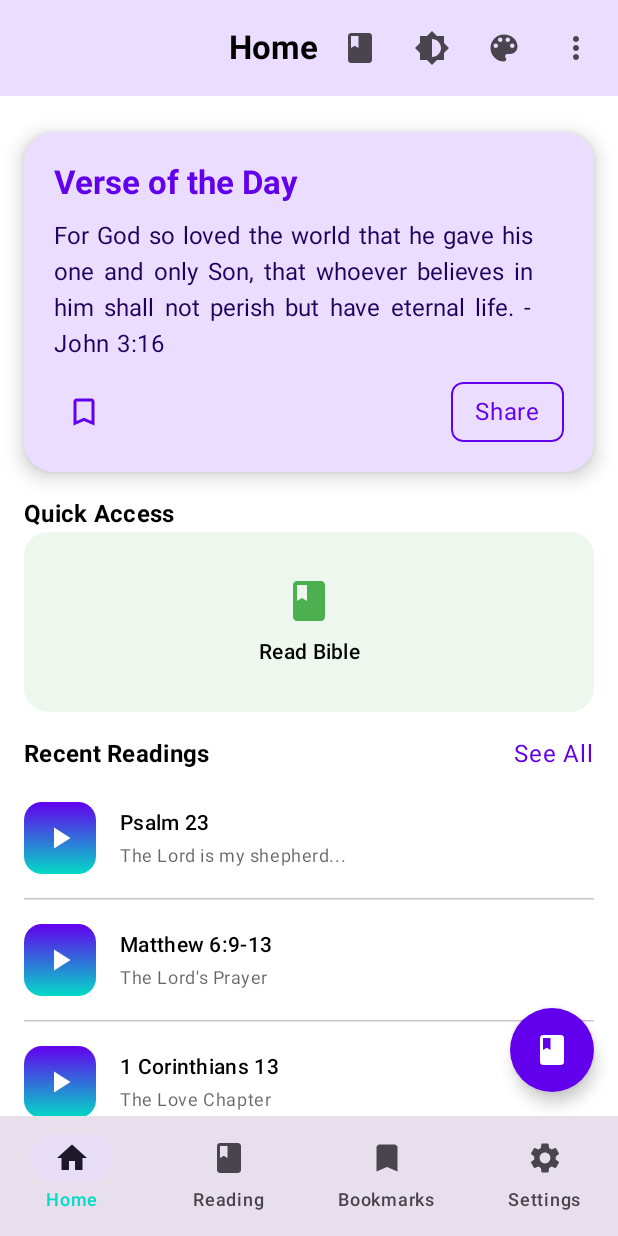
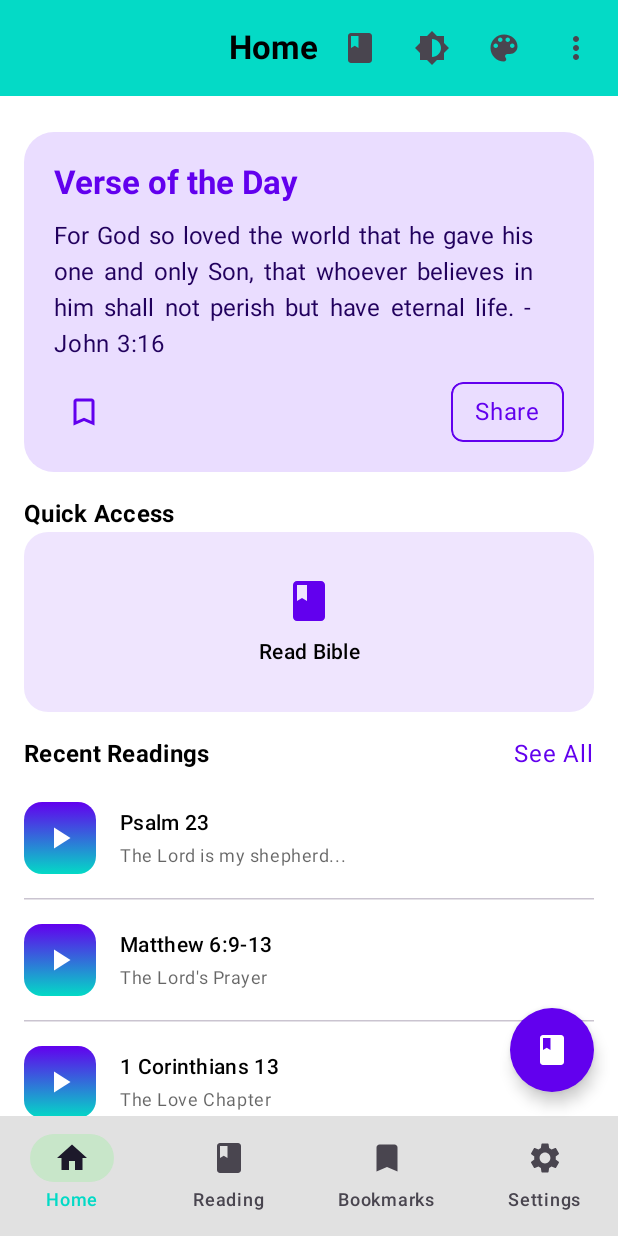
Before and after one commit to HerbertSegismar/FohBible, an Android app built with Jetpack Compose: the screen it shows after launch (MainActivity), on a phone screen of 412 x 824 dp. Run offline under Robolectric (Android 15) with nearby library versions, the phone set to English and light mode, and no system bars; Roboto replaces fonts that are not available here.

Commit message:
Add theme

```diff
--- a/app/src/main/java/com/example/fohbible/ColorWheel.kt
+++ b/app/src/main/java/com/example/fohbible/ColorWheel.kt
@@ -87,7 +87,7 @@ import android.graphics.Color as AndroidColor
 fun ColorWheelDialog(
     onDismissRequest: () -> Unit,
     onColorSelected: (Color) -> Unit,
-    initialColor: Color = Color.White
+    initialColor: Color = ThemeManager.primaryColor
 ) {
     // State for color selection
     var selectedColor by remember { mutableStateOf(initialColor) }
--- a/app/src/main/java/com/example/fohbible/MainActivity.kt
+++ b/app/src/main/java/com/example/fohbible/MainActivity.kt
@@ -55,6 +55,8 @@ import androidx.compose.material3.Surface
 import androidx.compose.material3.Text
 import androidx.compose.material3.TopAppBarDefaults
 import androidx.compose.runtime.Composable
+import androidx.compose.runtime.CompositionLocalProvider
+import androidx.compose.runtime.LaunchedEffect
 import androidx.compose.runtime.getValue
 import androidx.compose.runtime.mutableStateOf
 import androidx.compose.runtime.remember
@@ -88,8 +90,25 @@ class MainActivity : ComponentActivity() {
 fun FohBibleApp() {
     var darkTheme by remember { mutableStateOf(false) }
     var selectedColor by remember { mutableStateOf<Color?>(null) }
+    var isCustomColor by remember { mutableStateOf(false) }
     var currentScreen by remember { mutableStateOf<Screen>(Screen.Home) }
 
+    LaunchedEffect(selectedColor, darkTheme) {
+        selectedColor?.let {
+            ThemeManager.primaryColor = it
+            ThemeManager.darkTheme = darkTheme
+            ThemeManager.isCustomColor = true
+            isCustomColor = true
+        }
+    }
+
+    val themeState = AppThemeState(
+        darkTheme = darkTheme,
+        primaryColor = selectedColor ?: Color(0xFF6200EE),
+        isCustomColor = isCustomColor
+    )
+
+    CompositionLocalProvider(LocalAppTheme provides themeState) {
         FohBibleTheme(darkTheme = darkTheme) {
             var showNavigationModal by remember { mutableStateOf(false) }
             var showColorThemeDialog by remember { mutableStateOf(false) }
@@ -158,7 +177,7 @@ fun FohBibleApp() {
                                 onDismiss = { showColorThemeDialog = false },
                                 onColorSelected = { color ->
                                     selectedColor = color
-                                // TODO: Apply the selected color theme to your app
+                                    isCustomColor = true
                                 },
                                 onCustomColorClick = {
                                     showColorThemeDialog = false
@@ -174,12 +193,12 @@ fun FohBibleApp() {
                             onDismissRequest = { showColorWheelDialog = false },
                             onColorSelected = { color ->
                                 selectedColor = color
+                                isCustomColor = true
                                 showColorWheelDialog = false
-                            // TODO: Apply the custom color to your app
-                            // You might want to save this to SharedPreferences or ViewModel
                             },
-                        initialColor = selectedColor ?: Color.White
+                            initialColor = selectedColor ?: ThemeManager.primaryColor
                         )
+                    }
                 }
             }
         }
@@ -205,8 +224,7 @@ fun UpdatedColorThemeDialog(
         modifier = Modifier
             .fillMaxWidth()
             .height(450.dp),
-        shape = RoundedCornerShape(16.dp),
-        elevation = CardDefaults.cardElevation(defaultElevation = 8.dp)
+        shape = RoundedCornerShape(16.dp)
     ) {
         Column(
             modifier = Modifier
@@ -367,12 +385,12 @@ fun HomeAppBar(
             ) {
                 Text(
                     text = "Home",
-                    fontWeight = FontWeight.Bold
+                    fontWeight = FontWeight.Bold,
                 )
             }
         },
         colors = TopAppBarDefaults.centerAlignedTopAppBarColors(
-            containerColor = MaterialTheme.colorScheme.primaryContainer
+            containerColor = MaterialTheme.colorScheme.secondary
         ),
         modifier = modifier,
         actions = {
@@ -439,8 +457,7 @@ fun BibleNavigationDialog(
         modifier = Modifier
             .fillMaxWidth()
             .height(500.dp),
-        shape = RoundedCornerShape(16.dp),
-        elevation = CardDefaults.cardElevation(defaultElevation = 8.dp)
+        shape = RoundedCornerShape(16.dp)
     ) {
         Column(
             modifier = Modifier
@@ -618,10 +635,10 @@ fun HomeScreen(
         RecentReading("1 Corinthians 13", "The Love Chapter")
     )
     val quickActions = listOf(
-        QuickAction("Read Bible", Icons.Filled.Book, Color(0xFF4CAF50)),
-        QuickAction("Audio Bible", Icons.AutoMirrored.Filled.VolumeUp, Color(0xFF2196F3)),
-        QuickAction("Reading Plan", Icons.Filled.History, Color(0xFF9C27B0)),
-        QuickAction("Bookmarks", Icons.Filled.Bookmark, Color(0xFFFF9800))
+        QuickAction("Read Bible", Icons.Filled.Book, color = MaterialTheme.colorScheme.primary),
+        QuickAction("Audio Bible", Icons.AutoMirrored.Filled.VolumeUp, color = MaterialTheme.colorScheme.primary),
+        QuickAction("Reading Plan", Icons.Filled.History, color = MaterialTheme.colorScheme.primary),
+        QuickAction("Bookmarks", Icons.Filled.Bookmark, color = MaterialTheme.colorScheme.primary)
     )
 
     LazyColumn(
@@ -665,8 +682,7 @@ fun DailyVerseCard(verse: String) {
         shape = RoundedCornerShape(20.dp),
         colors = CardDefaults.cardColors(
             containerColor = MaterialTheme.colorScheme.primaryContainer
-        ),
-        elevation = CardDefaults.cardElevation(defaultElevation = 8.dp)
+        )
     ) {
         Column(
             modifier = Modifier
--- a/app/src/main/java/com/example/fohbible/ui/theme/Color.kt
+++ /dev/null
@@ -1,31 +0,0 @@
-package com.example.fohbible.ui.theme
-
-import androidx.compose.ui.graphics.Color
-
-val Purple80 = Color(0xFFD0BCFF)
-val PurpleGrey80 = Color(0xFFCCC2DC)
-val Pink80 = Color(0xFFEFB8C8)
-
-val Purple40 = Color(0xFF6650a4)
-val PurpleGrey40 = Color(0xFF625b71)
-val Pink40 = Color(0xFF7D5260)
-
-// Light Theme Colors
-val LightPrimary = Color(0xFF6200EE)
-val LightOnPrimary = Color.White
-val LightSecondary = Color(0xFF03DAC6)
-val LightOnSecondary = Color.Black
-val LightBackground = Color.White
-val LightOnBackground = Color.Black
-val LightSurface = Color.White
-val LightOnSurface = Color.Black
-
-// Dark Theme Colors
-val DarkPrimary = Color(0xFFBB86FC)
-val DarkOnPrimary = Color.Black
-val DarkSecondary = Color(0xFF03DAC6)
-val DarkOnSecondary = Color.Black
-val DarkBackground = Color(0xFF121212)
-val DarkOnBackground = Color.White
-val DarkSurface = Color(0xFF121212)
-val DarkOnSurface = Color.White
--- a/app/src/main/java/com/example/fohbible/ui/theme/Theme.kt
+++ b/app/src/main/java/com/example/fohbible/ui/theme/Theme.kt
@@ -1,3 +1,4 @@
+// Theme.kt (updated)
 package com.example.fohbible.ui.theme
 
 import androidx.compose.foundation.isSystemInDarkTheme
@@ -5,27 +6,40 @@ import androidx.compose.material3.MaterialTheme
 import androidx.compose.material3.darkColorScheme
 import androidx.compose.material3.lightColorScheme
 import androidx.compose.runtime.Composable
+import androidx.compose.ui.graphics.Color
+import com.example.fohbible.LocalAppTheme
+import com.example.fohbible.ThemeManager
 
-private val DarkColorScheme = darkColorScheme(
-    primary = DarkPrimary,
-    onPrimary = DarkOnPrimary,
-    secondary = DarkSecondary,
-    onSecondary = DarkOnSecondary,
-    background = DarkBackground,
-    onBackground = DarkOnBackground,
-    surface = DarkSurface,
-    onSurface = DarkOnSurface
+// Define default light color scheme
+private val LightColorScheme = lightColorScheme(
+    primary = Color(0xFF6200EE),
+    secondary = Color(0xFF03DAC6),
+    tertiary = Color(0xFF3700B3),
+    background = Color(0xFFFFFFFF),
+    surface = Color(0xFFFFFFFF),
+    surfaceVariant = Color(0xFFE1E1E1),
+    onPrimary = Color.White,
+    onSecondary = Color.Black,
+    onBackground = Color.Black,
+    onSurface = Color.Black,
+    primaryContainer = Color(0xFFEADDFF),
+    secondaryContainer = Color(0xFFC8E6C9)
 )
 
-private val LightColorScheme = lightColorScheme(
-    primary = LightPrimary,
-    onPrimary = LightOnPrimary,
-    secondary = LightSecondary,
-    onSecondary = LightOnSecondary,
-    background = LightBackground,
-    onBackground = LightOnBackground,
-    surface = LightSurface,
-    onSurface = LightOnSurface
+// Define default dark color scheme
+private val DarkColorScheme = darkColorScheme(
+    primary = Color(0xFFBB86FC),
+    secondary = Color(0xFF03DAC6),
+    tertiary = Color(0xFF3700B3),
+    background = Color(0xFF121212),
+    surface = Color(0xFF121212),
+    surfaceVariant = Color(0xFF2D2D2D),
+    onPrimary = Color.Black,
+    onSecondary = Color.Black,
+    onBackground = Color.White,
+    onSurface = Color.White,
+    primaryContainer = Color(0xFF4F378B),
+    secondaryContainer = Color(0xFF1B5E20)
 )
 
 @Composable
@@ -33,10 +47,47 @@ fun FohBibleTheme(
     darkTheme: Boolean = isSystemInDarkTheme(),
     content: @Composable () -> Unit
 ) {
-    val colorScheme = if (darkTheme) {
-        DarkColorScheme
+    val themeState = LocalAppTheme.current
+    val colorScheme = if (themeState.isCustomColor) {
+        // Use custom color scheme
+        val appColorScheme = ThemeManager.generateColorScheme(themeState.primaryColor, darkTheme)
+
+        if (darkTheme) {
+            darkColorScheme(
+                primary = appColorScheme.primary,
+                onPrimary = appColorScheme.onPrimary,
+                secondary = appColorScheme.secondary,
+                onSecondary = appColorScheme.onSecondary,
+                tertiary = appColorScheme.tertiary,
+                onTertiary = appColorScheme.onTertiary,
+                background = appColorScheme.background,
+                onBackground = appColorScheme.onBackground,
+                surface = appColorScheme.surface,
+                onSurface = appColorScheme.onSurface,
+                surfaceVariant = appColorScheme.surfaceVariant,
+                primaryContainer = appColorScheme.primaryContainer,
+                secondaryContainer = appColorScheme.secondaryContainer
+            )
+        } else {
+            lightColorScheme(
+                primary = appColorScheme.primary,
+                onPrimary = appColorScheme.onPrimary,
+                secondary = appColorScheme.secondary,
+                onSecondary = appColorScheme.onSecondary,
+                tertiary = appColorScheme.tertiary,
+                onTertiary = appColorScheme.onTertiary,
+                background = appColorScheme.background,
+                onBackground = appColorScheme.onBackground,
+                surface = appColorScheme.surface,
+                onSurface = appColorScheme.onSurface,
+                surfaceVariant = appColorScheme.surfaceVariant,
+                primaryContainer = appColorScheme.primaryContainer,
+                secondaryContainer = appColorScheme.secondaryContainer
+            )
+        }
     } else {
-        LightColorScheme
+        // Use default theme
+        if (darkTheme) DarkColorScheme else LightColorScheme
     }
 
     MaterialTheme(
--- a/app/src/main/java/com/example/fohbible/ui/theme/Type.kt
+++ b/app/src/main/java/com/example/fohbible/ui/theme/Type.kt
@@ -6,7 +6,6 @@ import androidx.compose.ui.text.font.FontFamily
 import androidx.compose.ui.text.font.FontWeight
 import androidx.compose.ui.unit.sp
 
-// Set of Material typography styles to start with
 val Typography = Typography(
     bodyLarge = TextStyle(
         fontFamily = FontFamily.Default,
@@ -15,20 +14,4 @@ val Typography = Typography(
         lineHeight = 24.sp,
         letterSpacing = 0.5.sp
     )
-    /* Other default text styles to override
-    titleLarge = TextStyle(
-        fontFamily = FontFamily.Default,
-        fontWeight = FontWeight.Normal,
-        fontSize = 22.sp,
-        lineHeight = 28.sp,
-        letterSpacing = 0.sp
-    ),
-    labelSmall = TextStyle(
-        fontFamily = FontFamily.Default,
-        fontWeight = FontWeight.Medium,
-        fontSize = 11.sp,
-        lineHeight = 16.sp,
-        letterSpacing = 0.5.sp
-    )
-    */
 )
--- a/build.gradle.kts
+++ b/build.gradle.kts
@@ -1,4 +1,3 @@
-// Top-level build file where you can add configuration options common to all sub-projects/modules.
 plugins {
     alias(libs.plugins.android.application) apply false
     alias(libs.plugins.kotlin.android) apply false
```
Also changed, not shown: app/build.gradle.kts (+11 -0 lines), app/src/main/java/com/example/fohbible/ThemeManager.kt (added, +101 -0 lines), gradle/libs.versions.toml (+10 -0 lines), settings.gradle.kts (+1 -8 lines), app/src/main/java/com/example/fohbible/NavigationModal.kt (line endings or trailing spaces). Lines whose indentation alone changed are shown as unchanged.
